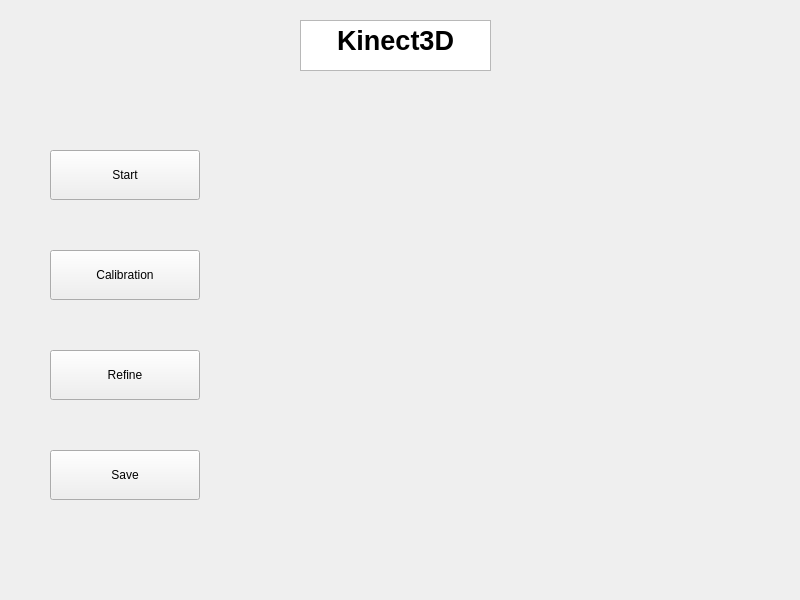
This is widget.ui in KayChou/Kinect3D as Qt 5 draws it before an edit. The edited form follows.
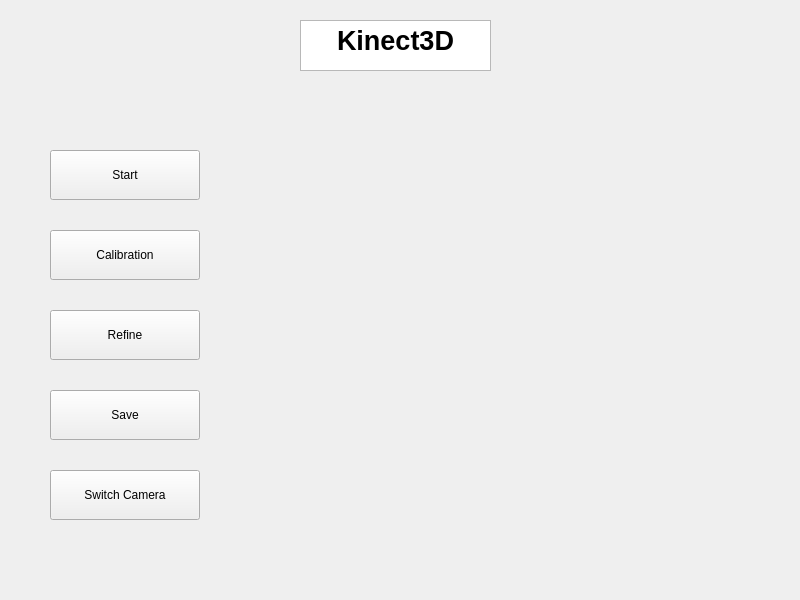
This is the edited form.

Commit message: add switch camera button

Patch:
```diff
--- a/widget.ui
+++ b/widget.ui
@@ -30,7 +30,7 @@
    <property name="geometry">
     <rect>
      <x>50</x>
-     <y>250</y>
+     <y>230</y>
      <width>150</width>
      <height>50</height>
     </rect>
@@ -76,7 +76,7 @@
    <property name="geometry">
     <rect>
      <x>50</x>
-     <y>350</y>
+     <y>310</y>
      <width>150</width>
      <height>50</height>
     </rect>
@@ -89,7 +89,7 @@
    <property name="geometry">
     <rect>
      <x>50</x>
-     <y>450</y>
+     <y>390</y>
      <width>150</width>
      <height>50</height>
     </rect>
@@ -98,6 +98,19 @@
     <string>Save</string>
    </property>
   </widget>
+  <widget class="QPushButton" name="pushButton_5">
+   <property name="geometry">
+    <rect>
+     <x>50</x>
+     <y>470</y>
+     <width>150</width>
+     <height>50</height>
+    </rect>
+   </property>
+   <property name="text">
+    <string>Switch Camera</string>
+   </property>
+  </widget>
  </widget>
  <tabstops>
   <tabstop>textBrowser</tabstop>
```
The commit also changes 10 other files.
